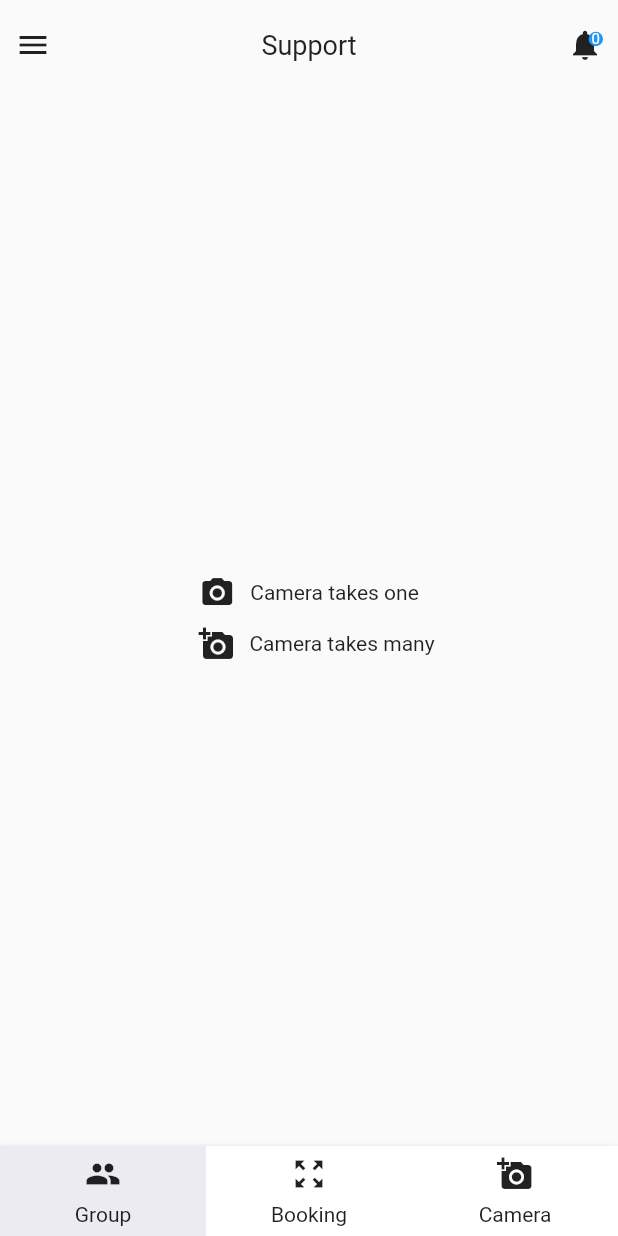
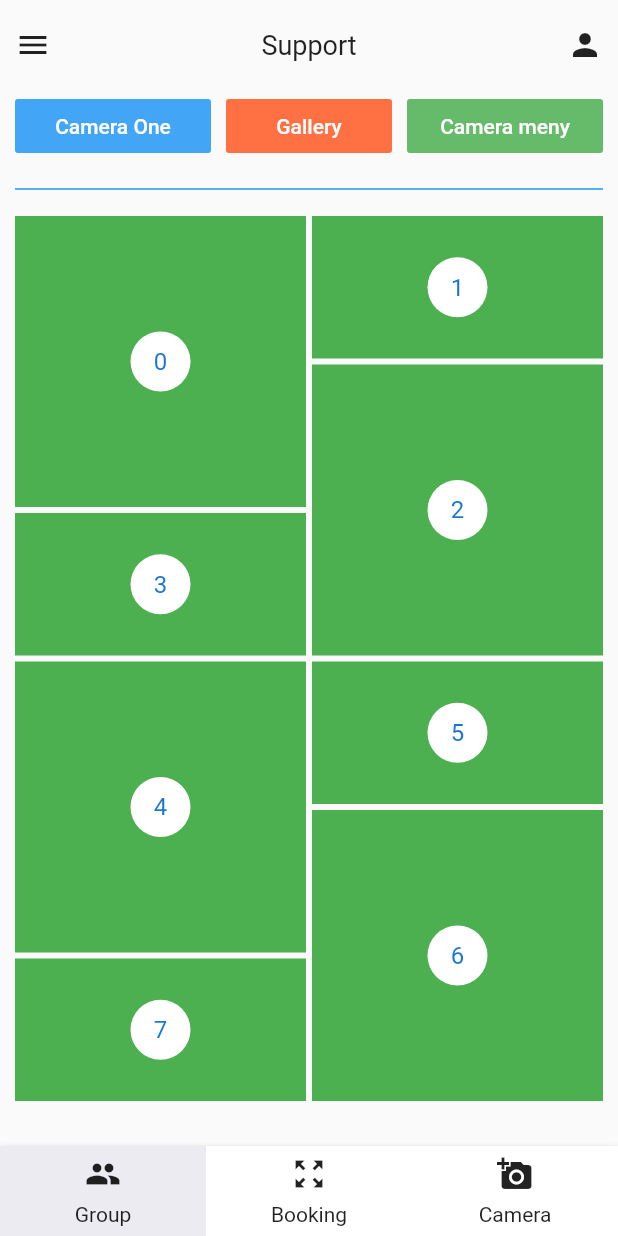
Before and after one commit to Jayden62/support, a Flutter app: the screen it shows after launch, swiped to page 3, on a phone screen of 412 x 824 dp. Run offline on Flutter 3.47's test engine with Material 2 defaults, Android fonts, the phone set to English and light mode, and no system bars; our stand-ins replace dio, flutter_image_compress, image_picker, photo_view; network calls fail.

Commit message:
commit msg

```diff
--- a/flutter_support/lib/screen/camera/CameraScreen.dart
+++ b/flutter_support/lib/screen/camera/CameraScreen.dart
@@ -1,5 +1,11 @@
+import 'dart:io';
 import 'package:flutter/material.dart';
+import 'package:flutter_staggered_grid_view/flutter_staggered_grid_view.dart';
+import 'package:flutter_support/screen/zoom/ZoomScreen.dart';
 import 'package:flutter_support/style/Style.dart';
+import 'package:flutter_support/utils/CompressUtil.dart';
+import 'package:flutter_support/utils/NavigateUtil.dart';
+import 'package:image_picker/image_picker.dart';
 
 class CameraScreen extends StatefulWidget {
   @override
@@ -9,38 +15,109 @@ class CameraScreen extends StatefulWidget {
 }
 
 class CameraState extends State<CameraScreen> {
+  File file;
+
+  Future gallery() async {
+    var image = await ImagePicker.pickImage(source: ImageSource.gallery);
+    if (image == null) {
+      return;
+    }
+    file = image;
+    NavigateUtil().pushScreen(context, ZoomScreen(file.path));
+  }
+
+  Future cameraOne() async {
+    var image = await ImagePicker.pickImage(source: ImageSource.camera);
+    if (image == null) {
+      return;
+    }
+    file = image;
+//    await CompressUtil().compressPath(file.path);
+
+    NavigateUtil().pushScreen(context, ZoomScreen(file.path));
+  }
+
   @override
   Widget build(BuildContext context) {
-    return Column(
-      mainAxisAlignment: MainAxisAlignment.center,
+    return Container(
+        margin: EdgeInsets.only(left: margin10, right: margin10),
+        child: Column(
+          mainAxisSize: MainAxisSize.max,
           children: <Widget>[
-        GestureDetector(
-          child: Row(
-            mainAxisAlignment: MainAxisAlignment.center,
+            _options(),
+            _divider(),
+            _staggeredPhoto(),
+          ],
+        ));
+  }
+
+  Widget _staggeredPhoto() => Expanded(
+      child: Container(
+          margin: EdgeInsets.only(top: margin10),
+          child: StaggeredGridView.countBuilder(
+            crossAxisCount: 4,
+            itemCount: 8,
+            itemBuilder: (BuildContext context, int index) => new Container(
+                color: Colors.green,
+                child: new Center(
+                  child: new CircleAvatar(
+                    backgroundColor: Colors.white,
+                    child: new Text('$index'),
+                  ),
+                )),
+            staggeredTileBuilder: (int index) =>
+                new StaggeredTile.count(2, index.isEven ? 2 : 1),
+            mainAxisSpacing: 4.0,
+            crossAxisSpacing: 4.0,
+          )));
+
+  Widget _divider() => Container(
+        margin: EdgeInsets.only(top: margin10),
+        child: Divider(
+          color: Colors.blue,
+          thickness: 1,
+        ),
+      );
+
+  Widget _options() => Row(
         children: <Widget>[
-              Icon(Icons.photo_camera),
-              Container(
-                margin: EdgeInsets.only(left: margin10),
-                child: Text('Camera takes one'),
+          Expanded(
+              child: Container(
+            width: 100,
+            child: FlatButton(
+              color: Colors.blue[400],
+              textColor: whiteColor,
+              onPressed: () async {
+                await cameraOne();
+              },
+              child: Text('Camera One'),
             ),
-            ],
+          )),
+          Expanded(
+              child: Container(
+            margin: EdgeInsets.only(left: margin10, right: margin10),
+            width: 100,
+            child: FlatButton(
+              color: Colors.deepOrange[400],
+              textColor: whiteColor,
+              onPressed: () async {
+                await gallery();
+              },
+              child: Text('Gallery'),
             ),
-        ),
-        GestureDetector(
+          )),
+          Expanded(
               child: Container(
-          margin: EdgeInsets.only(top: margin10, left: margin10),
-          child: Row(
-            mainAxisAlignment: MainAxisAlignment.center,
-            children: <Widget>[
-              Icon(Icons.add_a_photo),
-              Container(
-                margin: EdgeInsets.only(left: margin10),
-                child: Text('Camera takes many'),
-              ),
-            ],
+            width: 100,
+            child: FlatButton(
+              color: Colors.green[400],
+              textColor: whiteColor,
+              onPressed: () async {
+                await cameraOne();
+              },
+              child: Text('Camera meny'),
             ),
           )),
         ],
       );
 }
-}
--- a/flutter_support/lib/screen/home/HomeScreen.dart
+++ b/flutter_support/lib/screen/home/HomeScreen.dart
@@ -115,27 +115,29 @@ class HomeState extends State<HomeScreen> {
              */
             GestureDetector(
               child: Container(
-                  margin: EdgeInsets.only(right: margin10),
-                  child: Stack(
-                    children: <Widget>[
-                      Container(child: Icon(Icons.notifications)),
-                      Positioned(
-                        right: 0,
-                        child: Container(
-                          padding: EdgeInsets.all(2),
-                          decoration: BoxDecoration(
-                            color: Colors.blue,
-                            shape: BoxShape.circle,
-                          ),
-                          child: Text(
-                            '0',
-                            style: TextStyle(color: Colors.white, fontSize: 10),
-                            textAlign: TextAlign.center,
-                          ),
-                        ),
-                      )
-                    ],
-                  )),
+                margin: EdgeInsets.only(right: margin10),
+//                  child: Stack(
+//                    children: <Widget>[
+//                      Container(child: Icon(Icons.notifications)),
+//                      Positioned(
+//                        right: 0,
+//                        child: Container(
+//                          padding: EdgeInsets.all(2),
+//                          decoration: BoxDecoration(
+//                            color: Colors.blue,
+//                            shape: BoxShape.circle,
+//                          ),
+//                          child: Text(
+//                            '0',
+//                            style: TextStyle(color: Colors.white, fontSize: 10),
+//                            textAlign: TextAlign.center,
+//                          ),
+//                        ),
+//                      )
+//                    ],
+//                  ),
+                child: Icon(Icons.person),
+              ),
             ),
           ],
         ),
--- a/flutter_support/pubspec.yaml
+++ b/flutter_support/pubspec.yaml
@@ -28,6 +28,12 @@ dependencies:
   flushbar: ^1.8.0
   dio: ^2.1.13
   table_calendar: ^2.1.0
+  pull_to_refresh: ^1.5.1
+  location: ^2.3.5
+  photo_view: ^0.5.0
+  image_picker: ^0.6.1+4
+  flutter_image_compress: ^0.6.3
+  flutter_staggered_grid_view: ^0.3.0
 
 dev_dependencies:
   flutter_test:
```
Also changed, not shown: flutter_support/lib/screen/group/GroupScreen.dart (+16 -1 lines), flutter_support/lib/screen/self/SelfScreen.dart (added, +13 -0 lines), flutter_support/lib/screen/zoom/ZoomScreen.dart (added, +85 -0 lines), flutter_support/lib/utils/CompressUtil.dart (added, +15 -0 lines), flutter_support/lib/utils/NavigateUtil.dart (added, +18 -0 lines), flutter_support/lib/screen/capture/CaptureScreen.dart (added), flutter_support/pubspec.lock. Lines whose indentation alone changed are shown as unchanged.
